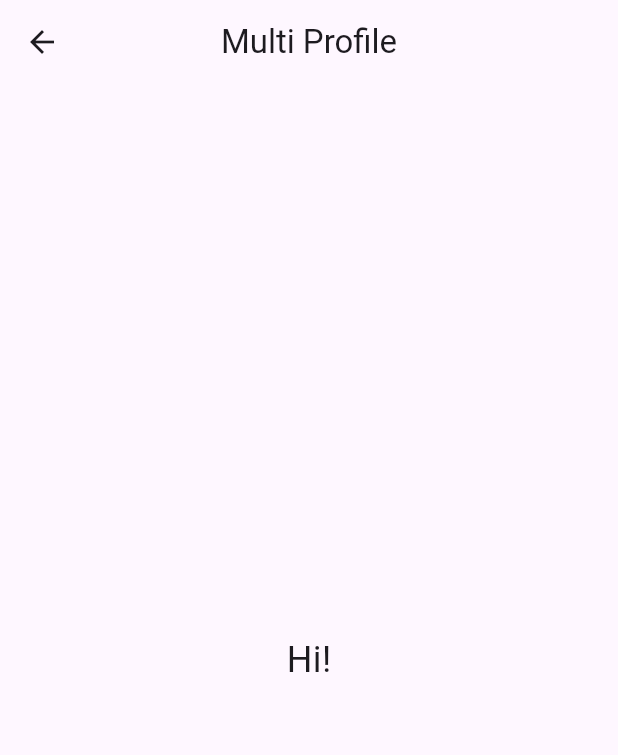
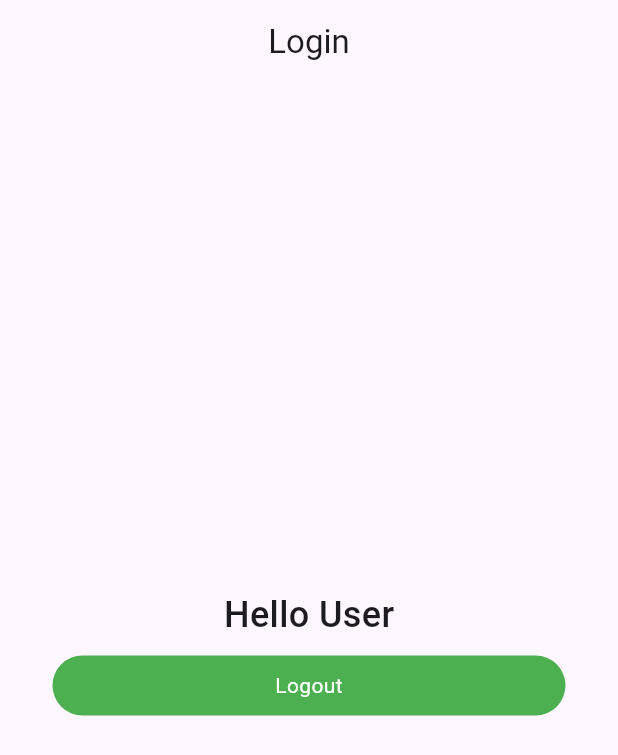
Before and after one commit to hamza-flutterdev/multi-profile-shared-preference-app, a Flutter app: the HomeScreen screen opened directly, on a phone screen of 412 x 824 dp. Shown: the top 755 px of the screen. Run offline on Flutter 3.47's test engine with Material 3 defaults, Android fonts, the phone set to English and light mode, and no system bars; our stand-ins replace flutter_dotenv, shared_preferences; accounts and stored records are empty.

Commit message:
Add logout feature

```diff
--- a/lib/screens/home_screen.dart
+++ b/lib/screens/home_screen.dart
@@ -1,4 +1,6 @@
 import 'package:flutter/material.dart';
+import 'package:multi_profile/screens/login_screen.dart';
+import 'package:multi_profile/widgets/my_button.dart';
 
 class HomeScreen extends StatefulWidget {
   const HomeScreen({super.key});
@@ -11,12 +13,28 @@ class _HomeScreenState extends State<HomeScreen> {
   @override
   Widget build(BuildContext context) {
     return Scaffold(
-      appBar: AppBar(title: Text('Multi Profile'), centerTitle: true),
-      body: Center(
-        child: Column(
-          mainAxisAlignment: MainAxisAlignment.center,
-          children: [Text('Hi!', style: TextStyle(fontSize: 24))],
-        ),
+      appBar: AppBar(
+        title: Text('Login'),
+        centerTitle: true,
+        automaticallyImplyLeading: false,
+      ),
+      body: Column(
+        mainAxisAlignment: MainAxisAlignment.center,
+        children: [
+          Text(
+            "Hello User",
+            style: TextStyle(fontSize: 24, fontWeight: FontWeight.w500),
+          ),
+          MyButton(
+            title: 'Logout',
+            onTap: () {
+              Navigator.push(
+                context,
+                MaterialPageRoute(builder: (context) => LoginScreen()),
+              );
+            },
+          ),
+        ],
       ),
     );
   }
```
